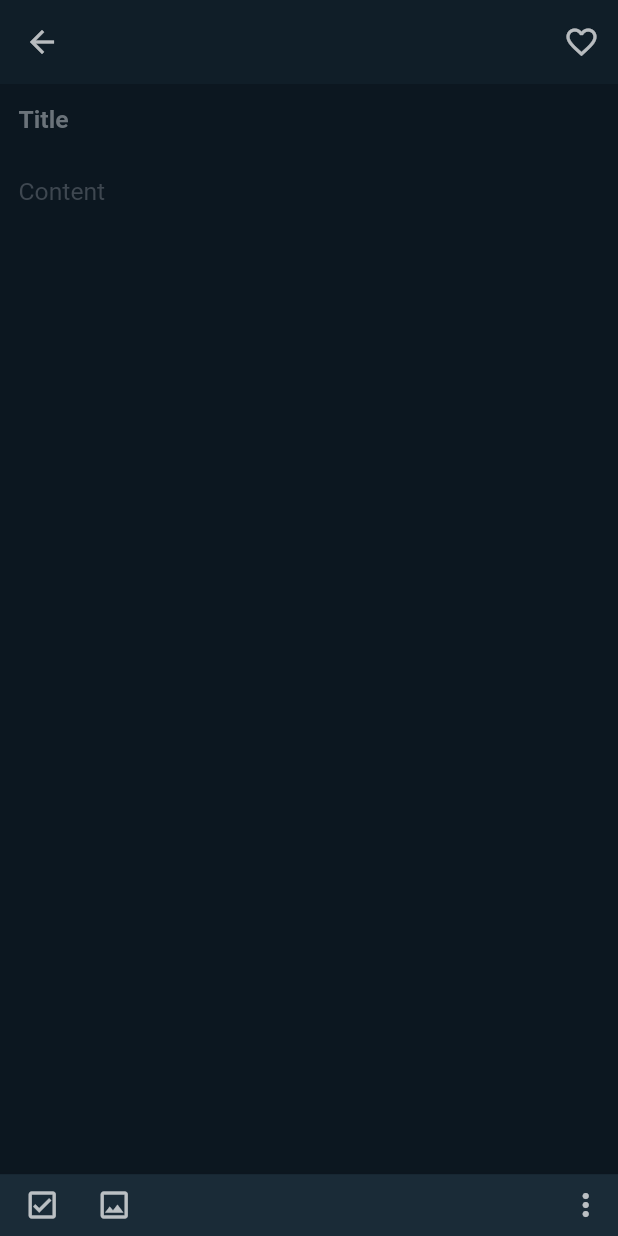
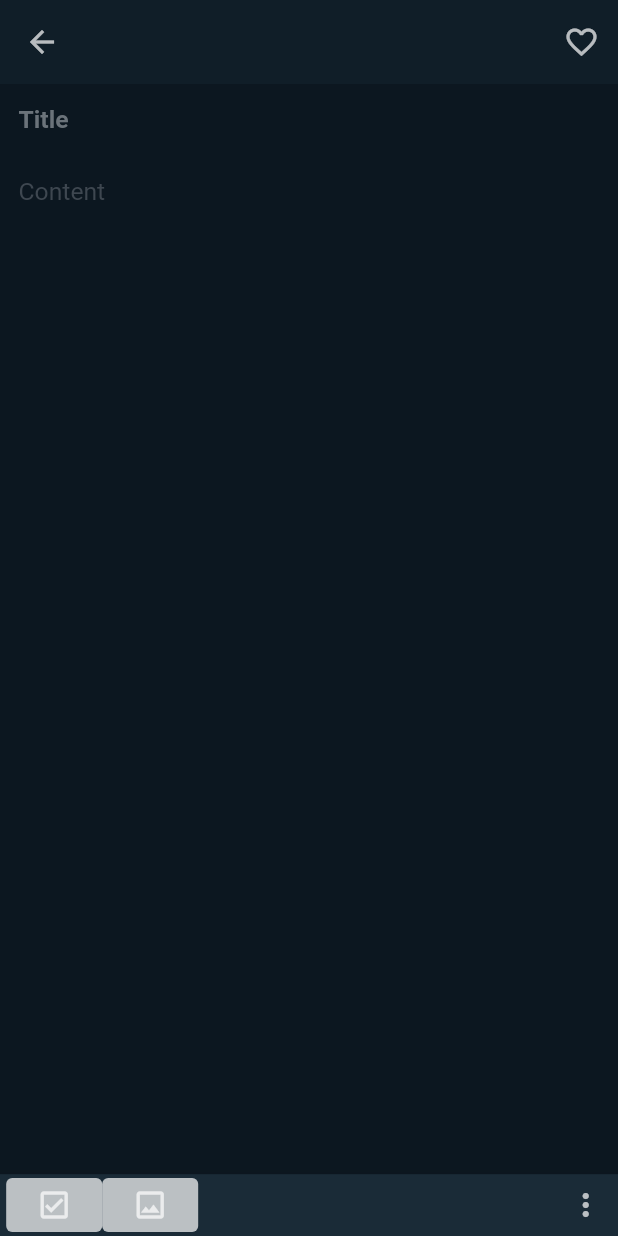
Before and after one commit to neddstarkk/topnote, a Flutter app: the NotePage screen opened directly, on a phone screen of 412 x 824 dp. Run offline on Flutter 3.47's test engine with Material 2 defaults, Android fonts, the phone set to English and light mode, and no system bars; our stand-ins replace bloc, flutter_bloc.

Commit message:
Replaced the deprecated FlatButtons with TextButtons

```diff
--- a/topnotes/lib/ui/screens/note_page.dart
+++ b/topnotes/lib/ui/screens/note_page.dart
@@ -8,6 +8,8 @@ import 'package:topnotes/ui/widgets/new_note_widgets/content_textfield.dart';
 import 'package:topnotes/ui/widgets/new_note_widgets/title_textfield.dart';
 
 class NotePage extends StatefulWidget {
+
+
   @override
   _NotePageState createState() => _NotePageState();
 }
@@ -83,14 +85,16 @@ class _NotePageState extends State<NotePage> {
                         shape: RoundedRectangleBorder(
                             borderRadius: BorderRadius.circular(
                                 SizeConfig.blockSizeVertical * 5)),
-                        child: FlatButton(
+                        child: TextButton(
                           onPressed: () {},
                           child: Icon(
                             Icons.check_box_outlined,
                             color: Colors.white70,
                           ),
-                          splashColor: Colors.white70,
-                          padding: EdgeInsets.all(0.0),
+                          style: ButtonStyle(
+                            padding: MaterialStateProperty.all(EdgeInsets.all(0.0)),
+                            backgroundColor: MaterialStateProperty.all(Colors.white70),
+                          ),
                         ),
                       ),
                       ButtonTheme(
@@ -98,14 +102,16 @@ class _NotePageState extends State<NotePage> {
                         shape: RoundedRectangleBorder(
                             borderRadius: BorderRadius.circular(
                                 SizeConfig.blockSizeVertical * 5)),
-                        child: FlatButton(
+                        child: TextButton(
                           onPressed: () {},
                           child: Icon(
                             Icons.image_outlined,
                             color: Colors.white70,
                           ),
-                          splashColor: Colors.white70,
-                          padding: EdgeInsets.all(0.0),
+                          style: ButtonStyle(
+                            padding: MaterialStateProperty.all(EdgeInsets.all(0.0)),
+                            backgroundColor: MaterialStateProperty.all(Colors.white70),
+                          ),
                         ),
                       )
                     ],
```
